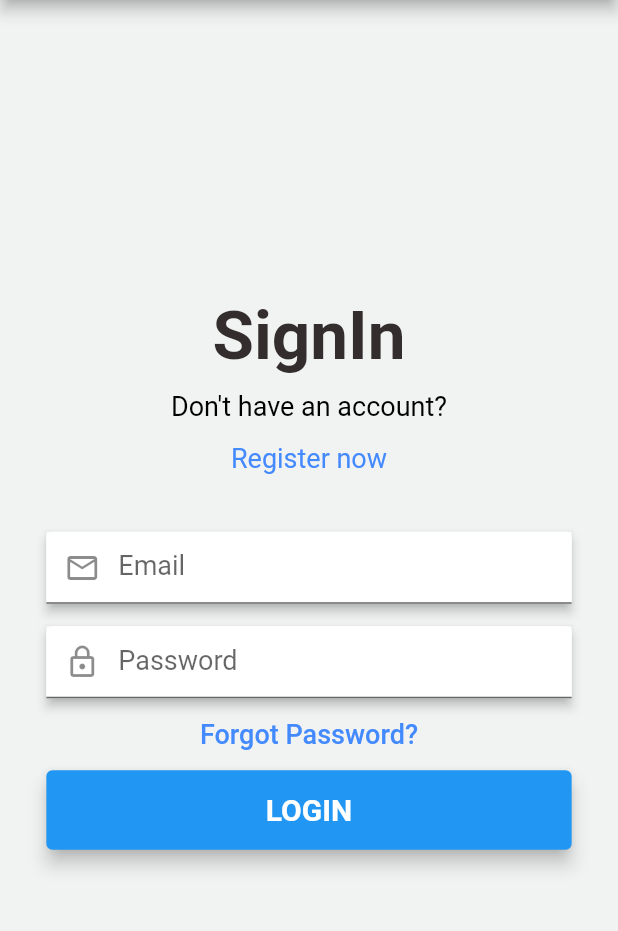
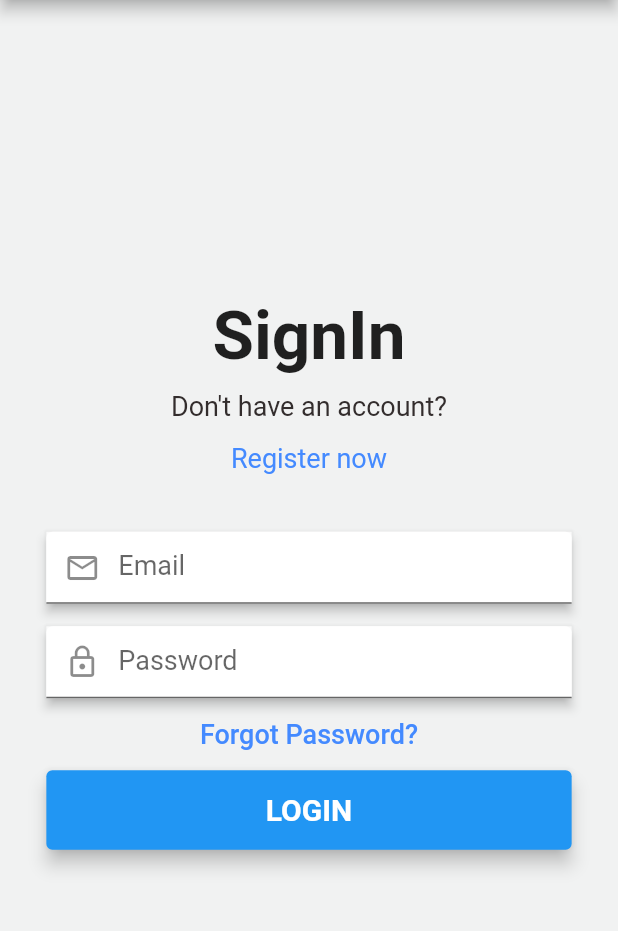
Before and after one commit to LazarM1/flutter-app, a Flutter app: the screen it shows after launch, after a tap on "SIGNIN", on a phone screen of 412 x 824 dp, the part 90-1021 px from its top. Run offline on Flutter 3.47's test engine with Material 2 defaults, Android fonts, the phone set to English and light mode, and no system bars; our stand-ins replace flutter_secure_storage; generated files the repository leaves out were written again; network calls fail; Roboto replaces fonts that are missing (Montserrat).

Commit message:
koncni projekt

```diff
--- a/app/form_editing_flutter/lib/Screen/ForgottenPassword/forgotten_form.dart
+++ b/app/form_editing_flutter/lib/Screen/ForgottenPassword/forgotten_form.dart
@@ -55,8 +55,6 @@ class _ForgottenForm extends State<ForgottenForm> {
                       hintText: AppLocalizations.of(context)!.pleaseEnter,
                       icon: Icons.email_outlined,
                       enterData: AppLocalizations.of(context)!.emailHint,
-                      fill: Colors.white,
-                      text: Colors.black,
                       obscure: false,
                       controller: forgotten_pass)),
               Padding(
--- a/app/form_editing_flutter/lib/Screen/Home/home.dart
+++ b/app/form_editing_flutter/lib/Screen/Home/home.dart
@@ -17,9 +17,9 @@ class Home extends StatelessWidget {
           child: Center(
               child: Text(AppLocalizations.of(context)!.welcome.toUpperCase(),
                   style: TextStyle(
-                      fontSize: 45,
-                      fontWeight: FontWeight.bold,
-                      color: Color.fromRGBO(51, 45, 45, 1)))),
+                    fontSize: 45,
+                    fontWeight: FontWeight.bold,
+                  ))),
         ),
         drawer: Theme(
           data: Theme.of(context).copyWith(
--- a/app/form_editing_flutter/lib/Screen/Profile/edit.dart
+++ b/app/form_editing_flutter/lib/Screen/Profile/edit.dart
@@ -94,8 +94,7 @@ class _Edit extends State<Edit> {
                                                         controller:
                                                             controller[index],
                                                         text: Colors.black,
-                                                        index: index,
-                                                        fill: Colors.white)));
+                                                        index: index)));
                                           })),
                                 ]),
                               ))))
--- a/app/form_editing_flutter/lib/Screen/Profile/profile.dart
+++ b/app/form_editing_flutter/lib/Screen/Profile/profile.dart
@@ -70,8 +70,7 @@ class Profile extends StatelessWidget {
                                           margin: new EdgeInsets.symmetric(
                                               horizontal: 10.0, vertical: 5.0),
                                           child: Container(
-                                              decoration: BoxDecoration(
-                                                  color: Colors.white12),
+                                              decoration: BoxDecoration(),
                                               child: ListTile(
                                                 contentPadding:
                                                     EdgeInsets.symmetric(
--- a/app/form_editing_flutter/lib/Screen/SignIn/form.dart
+++ b/app/form_editing_flutter/lib/Screen/SignIn/form.dart
@@ -31,10 +31,7 @@ class _LogInForm extends State<LogInForm> {
             children: <Widget>[
               Text(
                 AppLocalizations.of(context)!.signIn,
-                style: TextStyle(
-                    fontWeight: FontWeight.bold,
-                    fontSize: 45,
-                    color: Color.fromRGBO(51, 45, 45, 1)),
+                style: TextStyle(fontWeight: FontWeight.bold, fontSize: 45),
               ),
               Row(
                   mainAxisAlignment: MainAxisAlignment.center,
@@ -47,7 +44,8 @@ class _LogInForm extends State<LogInForm> {
                               children: <TextSpan>[
                             TextSpan(
                                 text: AppLocalizations.of(context)!.signInH2,
-                                style: TextStyle(color: Colors.black))
+                                style: TextStyle(
+                                    color: Theme.of(context).primaryColor))
                           ])),
                     )
                   ]),
@@ -74,8 +72,6 @@ class _LogInForm extends State<LogInForm> {
                       hintText: AppLocalizations.of(context)!.email,
                       icon: Icons.email_outlined,
                       enterData: AppLocalizations.of(context)!.emailHint,
-                      fill: Colors.white,
-                      text: Colors.black,
                       obscure: false,
                       controller: email)),
               Padding(
@@ -84,8 +80,6 @@ class _LogInForm extends State<LogInForm> {
                     hintText: AppLocalizations.of(context)!.password,
                     icon: Icons.lock_outline,
                     enterData: AppLocalizations.of(context)!.passwordHint,
-                    fill: Colors.white,
-                    text: Colors.black,
                     obscure: true,
                     controller: password),
               ),
--- a/app/form_editing_flutter/lib/main.dart
+++ b/app/form_editing_flutter/lib/main.dart
@@ -25,12 +25,32 @@ class MyApp extends StatelessWidget {
             GlobalCupertinoLocalizations.delegate,
             GlobalWidgetsLocalizations.delegate,
           ],
-          theme: ThemeData(
-            scaffoldBackgroundColor: const Color(0xfff1f2f2),
-            primarySwatch: Colors.blue,
-            accentColor: Colors.deepPurpleAccent,
-          ),
+          theme: CustomTheme.lightTheme,
           home: MyHomePage(),
         );
       });
 }
+
+class CustomTheme {
+  static ThemeData get lightTheme {
+    //1
+    return ThemeData(
+        //2
+        primaryColor: Color.fromRGBO(51, 45, 45, 1),
+        accentColor: Color.fromRGBO(51, 45, 45, 1),
+        scaffoldBackgroundColor: Color(0xfff1f2f2),
+        fontFamily: 'Montserrat', //3
+
+        inputDecorationTheme: InputDecorationTheme(fillColor: Colors.white));
+  }
+
+  static ThemeData get darkTheme {
+    return ThemeData(
+      primaryColor: Colors.white,
+      scaffoldBackgroundColor: Colors.black,
+      fontFamily: 'Montserrat',
+      textTheme: ThemeData.dark().textTheme,
+      inputDecorationTheme: InputDecorationTheme(fillColor: Colors.black87),
+    );
+  }
+}
--- a/app/form_editing_flutter/lib/style.dart
+++ b/app/form_editing_flutter/lib/style.dart
@@ -30,16 +30,12 @@ class InputField extends StatelessWidget {
   final String hintText;
   final String enterData;
   final IconData icon;
-  final Color fill;
-  final Color text;
   final bool obscure;
   final TextEditingController controller;
   const InputField({
     required this.hintText,
     required this.icon,
     required this.enterData,
-    required this.fill,
-    required this.text,
     required this.obscure,
     required this.controller,
   });
@@ -58,23 +54,20 @@ class InputField extends StatelessWidget {
             },
             obscureText: this.obscure,
             controller: this.controller,
-            style: TextStyle(color: this.text, fontSize: 18),
+            style: TextStyle(fontSize: 18),
             decoration: InputDecoration(
                 hintText: hintText,
                 prefixIcon: Icon(this.icon),
-                fillColor: fill,
                 filled: true)));
   }
 }
 
 class DynamicInputField extends StatelessWidget {
-  final Color fill;
   final Color text;
   final TextEditingController controller;
 
   final int index;
   const DynamicInputField({
-    required this.fill,
     required this.text,
     required this.controller,
     required this.index,
@@ -102,7 +95,6 @@ class DynamicInputField extends StatelessWidget {
               }
             },
             decoration: InputDecoration(
-                fillColor: fill,
                 labelText: fieldsList[index].definition.isRequired == true
                     ? (Name(AppLocalizations.of(context)!.localeName,
                             fieldsList[index].name) +
```
Also changed, not shown: app/form_editing_flutter/lib/Screen/Register/form.dart (+5 -6 lines).
